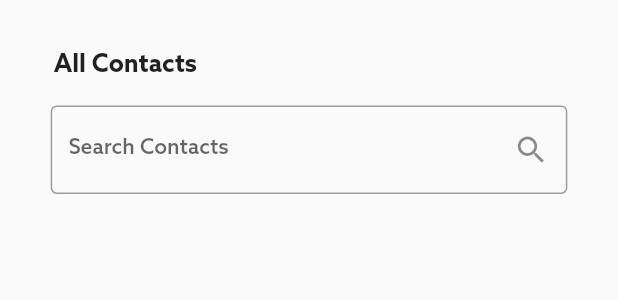
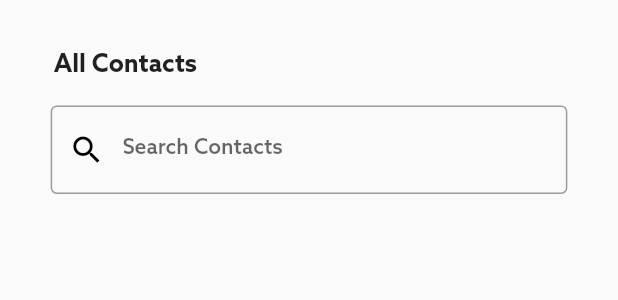
Before and after one commit to Prabhneet-Web/FetchContacts, a Flutter app: the ContactDetailsUsingFlutterContacts widget shown alone on an empty page, opened directly, on a phone screen of 412 x 824 dp. Shown: the top 300 px of the screen. Run offline on Flutter 3.47's test engine with Material 2 defaults, Android fonts, the phone set to English and light mode, and no system bars; our stand-ins replace flutter_contacts.

Commit message:
PrefixIcon Colored changed.

```diff
--- a/lib/contact_details_using_flutter_contacts.dart
+++ b/lib/contact_details_using_flutter_contacts.dart
@@ -99,17 +99,21 @@ class _ContactDetailsStateUsingFlutterContacts
                   child: TextField(
                     controller: _searchController,
                     decoration: InputDecoration(
-                        border: OutlineInputBorder(
+                        border: const OutlineInputBorder(
                             borderSide: BorderSide()),
                         labelText: "Search Contacts",
                         labelStyle: TextStyle(
                             fontFamily: 'AzoSansMedium',
                             fontSize: height * 0.017),
-                        suffixIcon: Icon(Icons.search)
+                        prefixIcon: const IconTheme(data: IconThemeData(
+                            color: Colors.black
+                        ), child: Icon(Icons.search,))
+                    ),
+
 
                     ),
                   )),
-            ),
+
             Expanded(
               child: ListView.builder(
                   shrinkWrap: true,
```
